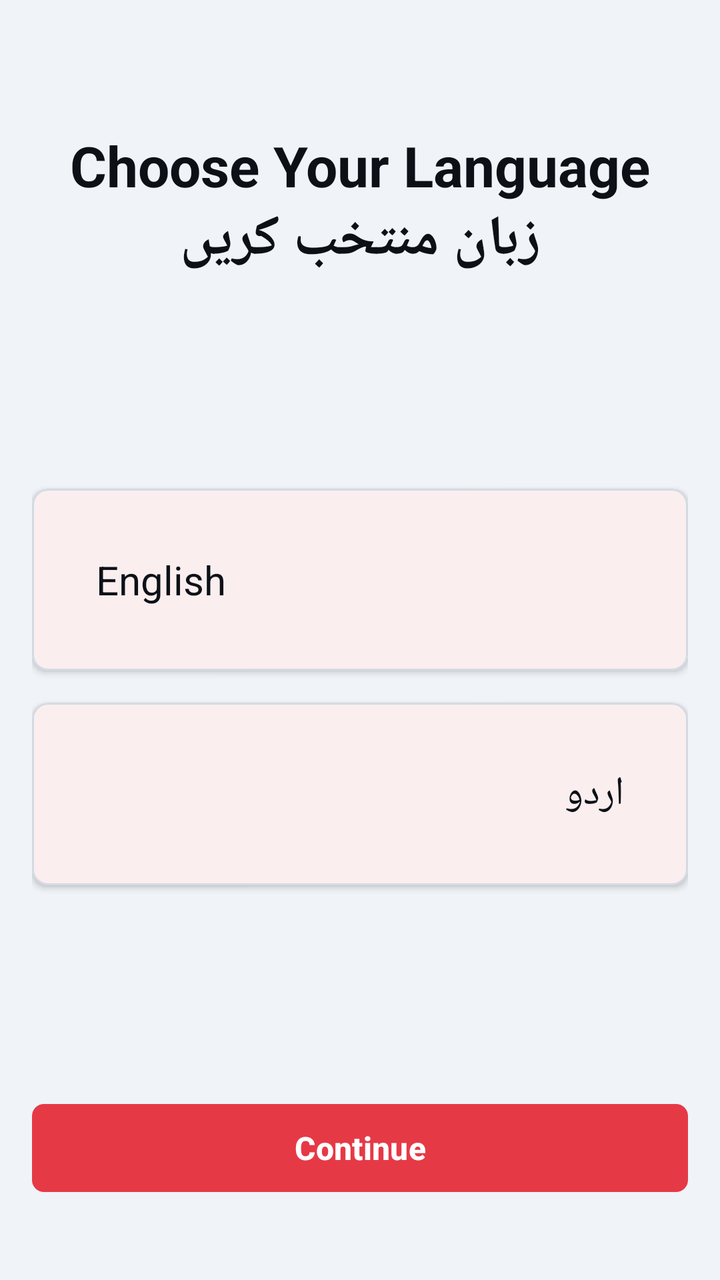
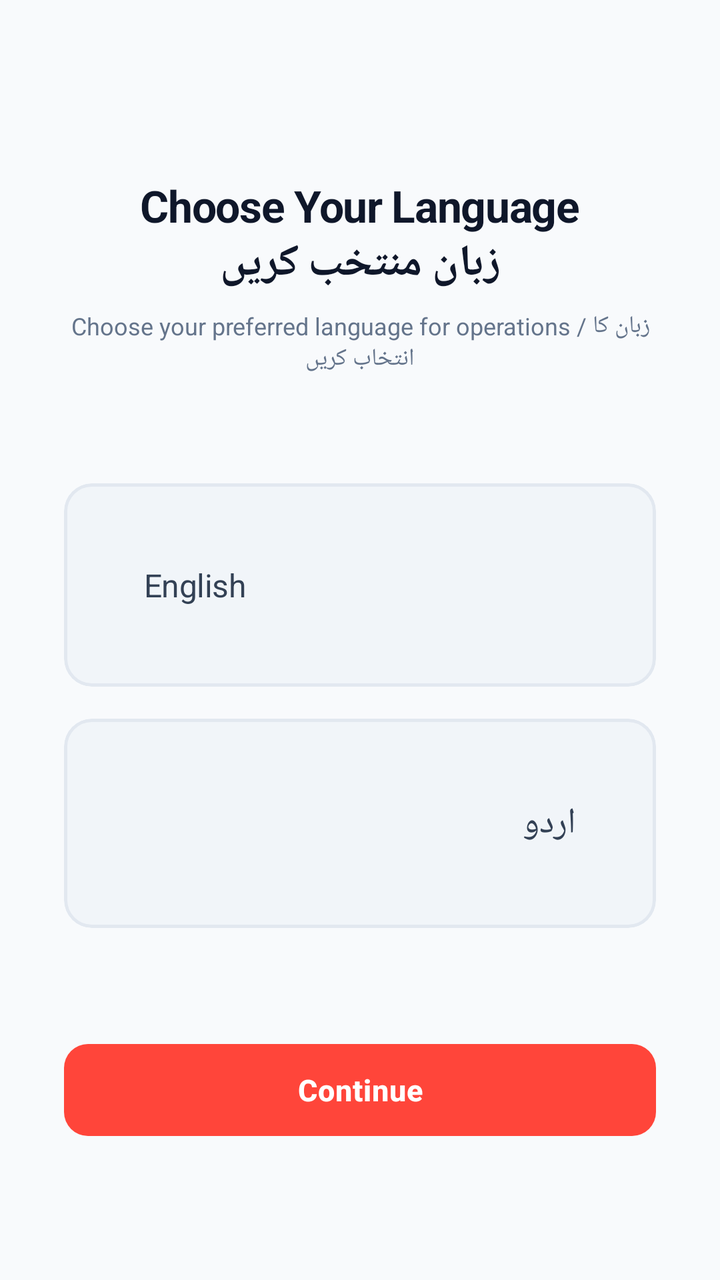

Screens rendered from an Android XML layout before and after an edit, with the pre-edit source and the edit as a unified diff.
<!-- AndroidManifest.xml: application theme Theme.NISHAAN -->
<!-- res/layout/fragment_language_select.xml -->
<?xml version="1.0" encoding="utf-8"?>
<LinearLayout xmlns:android="http://schemas.android.com/apk/res/android"
    xmlns:app="http://schemas.android.com/apk/res-auto"
    android:layout_width="match_parent"
    android:layout_height="match_parent"
    android:background="?attr/android:colorBackground"
    android:orientation="vertical"
    android:padding="@dimen/spacing_md">

    <TextView
        android:layout_width="match_parent"
        android:layout_height="wrap_content"
        android:layout_marginTop="@dimen/spacing_xxl"
        android:gravity="center"
        android:text="@string/language_select_title"
        style="@style/TextDisplay" />

    <LinearLayout
        android:layout_width="match_parent"
        android:layout_height="0dp"
        android:layout_weight="1"
        android:gravity="center"
        android:orientation="vertical"
        android:paddingVertical="@dimen/spacing_lg">

        <com.google.android.material.card.MaterialCardView
            android:id="@+id/cardEnglish"
            style="@style/NishaanCard"
            android:layout_width="match_parent"
            android:layout_height="wrap_content"
            android:layout_marginBottom="@dimen/spacing_md"
            android:clickable="true"
            android:focusable="true">
            <LinearLayout
                android:layout_width="match_parent"
                android:layout_height="wrap_content"
                android:gravity="center_vertical"
                android:orientation="horizontal"
                android:padding="@dimen/spacing_md">
                <TextView
                    android:layout_width="0dp"
                    android:layout_height="wrap_content"
                    android:layout_weight="1"
                    android:text="@string/language_english"
                    style="@style/TextHeadline" />
                <ImageView
                    android:id="@+id/checkEnglish"
                    android:layout_width="@dimen/dimen_icon_default"
                    android:layout_height="@dimen/dimen_icon_default"
                    android:src="@android:drawable/checkbox_on_background"
                    android:visibility="gone"
                    android:contentDescription="@null" />
            </LinearLayout>
        </com.google.android.material.card.MaterialCardView>

        <com.google.android.material.card.MaterialCardView
            android:id="@+id/cardUrdu"
            style="@style/NishaanCard"
            android:layout_width="match_parent"
            android:layout_height="wrap_content"
            android:clickable="true"
            android:focusable="true">
            <LinearLayout
                android:layout_width="match_parent"
                android:layout_height="wrap_content"
                android:gravity="center_vertical"
                android:orientation="horizontal"
                android:padding="@dimen/spacing_md">
                <TextView
                    android:layout_width="0dp"
                    android:layout_height="wrap_content"
                    android:layout_weight="1"
                    android:text="@string/language_urdu"
                    style="@style/TextHeadline" />
                <ImageView
                    android:id="@+id/checkUrdu"
                    android:layout_width="@dimen/dimen_icon_default"
                    android:layout_height="@dimen/dimen_icon_default"
                    android:src="@android:drawable/checkbox_on_background"
                    android:visibility="gone"
                    android:contentDescription="@null" />
            </LinearLayout>
        </com.google.android.material.card.MaterialCardView>
    </LinearLayout>

    <com.google.android.material.button.MaterialButton
        android:id="@+id/btnContinue"
        style="@style/PrimaryButton"
        android:layout_width="match_parent"
        android:layout_height="wrap_content"
        android:layout_marginBottom="@dimen/spacing_lg"
        android:enabled="false"
        android:text="@string/btn_continue" />
</LinearLayout>
<!-- resources referenced by this layout -->
<resources>
  <dimen name="dimen_icon_default">24dp</dimen>
  <dimen name="spacing_lg">24dp</dimen>
  <dimen name="spacing_md">16dp</dimen>
  <dimen name="spacing_xxl">48dp</dimen>
  <string name="btn_continue">Continue</string>
  <string name="language_english">English</string>
  <string name="language_select_title">Choose Your Language\nزبان منتخب کریں</string>
  <string name="language_urdu">اردو</string>
  <style name="NishaanCard" parent="Widget.Material3.CardView.Filled">
          <item name="cardBackgroundColor">?attr/colorSurface</item>
          <item name="cardCornerRadius">@dimen/dimen_card_corner_radius</item>
          <item name="cardElevation">@dimen/dimen_card_elevation</item>
          <item name="strokeWidth">@dimen/dimen_card_stroke_width</item>
          <item name="strokeColor">?attr/colorOutlineVariant</item>
          <item name="contentPadding">@dimen/dimen_card_padding</item>
      </style>
  <style name="PrimaryButton" parent="Widget.Material3.Button">
          <item name="backgroundTint">@color/color_primary</item>
          <item name="android:textColor">@color/white</item>
          <item name="android:textSize">16sp</item>
          <item name="android:textStyle">bold</item>
          <item name="cornerRadius">@dimen/dimen_button_corner_radius</item>
          <item name="android:minHeight">@dimen/dimen_button_height</item>
          <item name="elevation">0dp</item>
      </style>
  <style name="TextDisplay">
          <item name="android:textSize">28sp</item>
          <item name="android:textStyle">bold</item>
          <item name="android:textColor">?attr/colorOnBackground</item>
      </style>
  <style name="TextHeadline">
          <item name="android:textSize">20sp</item>
          <item name="android:textFontWeight">600</item>
          <item name="android:textColor">?attr/colorOnBackground</item>
      </style>
  <style name="Theme.NISHAAN" parent="Base.Theme.NISHAAN" />
  <dimen name="dimen_card_corner_radius">8dp</dimen>
  <dimen name="dimen_card_elevation">2dp</dimen>
  <dimen name="dimen_card_stroke_width">1dp</dimen>
  <dimen name="dimen_card_padding">16dp</dimen>
  <color name="color_primary">#E63946</color>
  <color name="white">#FFFFFFFF</color>
  <dimen name="dimen_button_corner_radius">6dp</dimen>
  <dimen name="dimen_button_height">52dp</dimen>
  <style name="Base.Theme.NISHAAN" parent="Theme.Material3.Light.NoActionBar">
          <item name="colorPrimary">@color/color_primary_light</item>
          <item name="colorOnPrimary">@color/white</item>
          <item name="colorPrimaryContainer">@color/color_primary</item>
          <item name="android:colorBackground">@color/color_background_light</item>
          <item name="colorOnBackground">@color/color_on_background_light</item>
          <item name="colorSurface">@color/color_surface_light</item>
          <item name="colorOnSurface">@color/color_on_surface_light</item>
          <item name="colorSurfaceVariant">@color/color_surface_variant_light</item>
          <item name="colorOnSurfaceVariant">@color/color_on_surface_muted_light</item>
          <item name="colorOutlineVariant">@color/color_divider_light</item>
          <item name="android:statusBarColor">@color/color_background_light</item>
          <item name="android:navigationBarColor">@color/color_surface_light</item>
      </style>
  <color name="color_primary_light">#C1121F</color>
  <color name="color_background_light">#F0F4F8</color>
  <color name="color_on_background_light">#0D1117</color>
  <color name="color_surface_light">#FFFFFF</color>
  <color name="color_on_surface_light">#3D4A5C</color>
  <color name="color_surface_variant_light">#E8ECF0</color>
  <color name="color_on_surface_muted_light">#8894A6</color>
  <color name="color_divider_light">#D4DAE2</color>
</resources>

<!-- the commit's change to res/layout/fragment_language_select.xml (unified diff, before → after) -->
@@ -5,78 +5,113 @@
     android:layout_height="match_parent"
     android:background="?attr/android:colorBackground"
     android:orientation="vertical"
-    android:padding="@dimen/spacing_md">
+    android:paddingHorizontal="@dimen/spacing_xl"
+    android:paddingVertical="@dimen/spacing_xxl">
 
     <TextView
         android:layout_width="match_parent"
         android:layout_height="wrap_content"
-        android:layout_marginTop="@dimen/spacing_xxl"
+        android:layout_marginTop="40dp"
         android:gravity="center"
         android:text="@string/language_select_title"
+        android:textSize="22sp"
+        android:letterSpacing="-0.02"
         style="@style/TextDisplay" />
+
+    <TextView
+        android:layout_width="match_parent"
+        android:layout_height="wrap_content"
+        android:layout_marginTop="8dp"
+        android:gravity="center"
+        android:text="Choose your preferred language for operations / زبان کا انتخاب کریں"
+        android:textColor="?attr/colorOnSurfaceVariant"
+        android:textSize="12sp" />
 
     <LinearLayout
         android:layout_width="match_parent"
         android:layout_height="0dp"
         android:layout_weight="1"
         android:gravity="center"
-        android:orientation="vertical"
-        android:paddingVertical="@dimen/spacing_lg">
+        android:orientation="vertical">
 
+        
         <com.google.android.material.card.MaterialCardView
             android:id="@+id/cardEnglish"
             style="@style/NishaanCard"
             android:layout_width="match_parent"
             android:layout_height="wrap_content"
             android:layout_marginBottom="@dimen/spacing_md"
+            app:cardCornerRadius="14dp"
+            app:strokeWidth="1.5dp"
+            app:strokeColor="?attr/colorOutlineVariant"
+            app:cardElevation="0dp"
             android:clickable="true"
             android:focusable="true">
+
             <LinearLayout
                 android:layout_width="match_parent"
                 android:layout_height="wrap_content"
                 android:gravity="center_vertical"
                 android:orientation="horizontal"
-                android:padding="@dimen/spacing_md">
+                android:padding="@dimen/spacing_lg">
+
                 <TextView
                     android:layout_width="0dp"
                     android:layout_height="wrap_content"
                     android:layout_weight="1"
                     android:text="@string/language_english"
+                    android:textSize="16sp"
+                    android:textStyle="bold"
+                    android:textColor="?attr/colorOnSurface"
                     style="@style/TextHeadline" />
+
                 <ImageView
                     android:id="@+id/checkEnglish"
-                    android:layout_width="@dimen/dimen_icon_default"
-                    android:layout_height="@dimen/dimen_icon_default"
+                    android:layout_width="22dp"
+                    android:layout_height="22dp"
                     android:src="@android:drawable/checkbox_on_background"
+                    app:tint="?attr/colorPrimary"
                     android:visibility="gone"
                     android:contentDescription="@null" />
             </LinearLayout>
         </com.google.android.material.card.MaterialCardView>
 
+        
         <com.google.android.material.card.MaterialCardView
             android:id="@+id/cardUrdu"
             style="@style/NishaanCard"
             android:layout_width="match_parent"
             android:layout_height="wrap_content"
+            app:cardCornerRadius="14dp"
+            app:strokeWidth="1.5dp"
+            app:strokeColor="?attr/colorOutlineVariant"
+            app:cardElevation="0dp"
             android:clickable="true"
             android:focusable="true">
+
             <LinearLayout
                 android:layout_width="match_parent"
                 android:layout_height="wrap_content"
                 android:gravity="center_vertical"
                 android:orientation="horizontal"
-                android:padding="@dimen/spacing_md">
+                android:padding="@dimen/spacing_lg">
+
                 <TextView
                     android:layout_width="0dp"
                     android:layout_height="wrap_content"
                     android:layout_weight="1"
                     android:text="@string/language_urdu"
+                    android:textSize="18sp"
+                    android:textStyle="bold"
+                    android:textColor="?attr/colorOnSurface"
                     style="@style/TextHeadline" />
+
                 <ImageView
                     android:id="@+id/checkUrdu"
-                    android:layout_width="@dimen/dimen_icon_default"
-                    android:layout_height="@dimen/dimen_icon_default"
+                    android:layout_width="22dp"
+                    android:layout_height="22dp"
                     android:src="@android:drawable/checkbox_on_background"
+                    app:tint="?attr/colorPrimary"
                     android:visibility="gone"
                     android:contentDescription="@null" />
             </LinearLayout>
@@ -88,7 +123,7 @@
         style="@style/PrimaryButton"
         android:layout_width="match_parent"
         android:layout_height="wrap_content"
-        android:layout_marginBottom="@dimen/spacing_lg"
+        android:layout_marginBottom="20dp"
         android:enabled="false"
         android:text="@string/btn_continue" />
 </LinearLayout>
<!-- resource entries referenced after the edit -->
@@ -1,17 +1,17 @@
 <!-- resources referenced by this layout -->
 <resources>
-  <dimen name="dimen_icon_default">24dp</dimen>
   <dimen name="spacing_lg">24dp</dimen>
   <dimen name="spacing_md">16dp</dimen>
+  <dimen name="spacing_xl">32dp</dimen>
   <dimen name="spacing_xxl">48dp</dimen>
   <string name="btn_continue">Continue</string>
   <string name="language_english">English</string>
   <string name="language_select_title">Choose Your Language\nزبان منتخب کریں</string>
   <string name="language_urdu">اردو</string>
   <style name="NishaanCard" parent="Widget.Material3.CardView.Filled">
-          <item name="cardBackgroundColor">?attr/colorSurface</item>
+          <item name="cardBackgroundColor">?attr/colorSurfaceVariant</item>
           <item name="cardCornerRadius">@dimen/dimen_card_corner_radius</item>
-          <item name="cardElevation">@dimen/dimen_card_elevation</item>
+          <item name="cardElevation">0dp</item>
           <item name="strokeWidth">@dimen/dimen_card_stroke_width</item>
           <item name="strokeColor">?attr/colorOutlineVariant</item>
           <item name="contentPadding">@dimen/dimen_card_padding</item>
@@ -19,31 +19,33 @@
   <style name="PrimaryButton" parent="Widget.Material3.Button">
           <item name="backgroundTint">@color/color_primary</item>
           <item name="android:textColor">@color/white</item>
-          <item name="android:textSize">16sp</item>
+          <item name="android:textSize">15sp</item>
           <item name="android:textStyle">bold</item>
           <item name="cornerRadius">@dimen/dimen_button_corner_radius</item>
           <item name="android:minHeight">@dimen/dimen_button_height</item>
+          <item name="android:letterSpacing">0.02</item>
           <item name="elevation">0dp</item>
       </style>
   <style name="TextDisplay">
-          <item name="android:textSize">28sp</item>
+          <item name="android:textSize">30sp</item>
           <item name="android:textStyle">bold</item>
           <item name="android:textColor">?attr/colorOnBackground</item>
+          <item name="android:letterSpacing">-0.02</item>
       </style>
   <style name="TextHeadline">
-          <item name="android:textSize">20sp</item>
+          <item name="android:textSize">18sp</item>
           <item name="android:textFontWeight">600</item>
           <item name="android:textColor">?attr/colorOnBackground</item>
+          <item name="android:letterSpacing">-0.01</item>
       </style>
   <style name="Theme.NISHAAN" parent="Base.Theme.NISHAAN" />
-  <dimen name="dimen_card_corner_radius">8dp</dimen>
-  <dimen name="dimen_card_elevation">2dp</dimen>
+  <dimen name="dimen_card_corner_radius">12dp</dimen>
   <dimen name="dimen_card_stroke_width">1dp</dimen>
   <dimen name="dimen_card_padding">16dp</dimen>
-  <color name="color_primary">#E63946</color>
+  <color name="color_primary">#FF453A</color>
   <color name="white">#FFFFFFFF</color>
-  <dimen name="dimen_button_corner_radius">6dp</dimen>
-  <dimen name="dimen_button_height">52dp</dimen>
+  <dimen name="dimen_button_corner_radius">12dp</dimen>
+  <dimen name="dimen_button_height">54dp</dimen>
   <style name="Base.Theme.NISHAAN" parent="Theme.Material3.Light.NoActionBar">
           <item name="colorPrimary">@color/color_primary_light</item>
           <item name="colorOnPrimary">@color/white</item>
@@ -58,13 +60,13 @@
           <item name="android:statusBarColor">@color/color_background_light</item>
           <item name="android:navigationBarColor">@color/color_surface_light</item>
       </style>
-  <color name="color_primary_light">#C1121F</color>
-  <color name="color_background_light">#F0F4F8</color>
-  <color name="color_on_background_light">#0D1117</color>
+  <color name="color_primary_light">#D9382F</color>
+  <color name="color_background_light">#F8FAFC</color>
+  <color name="color_on_background_light">#0F172A</color>
   <color name="color_surface_light">#FFFFFF</color>
-  <color name="color_on_surface_light">#3D4A5C</color>
-  <color name="color_surface_variant_light">#E8ECF0</color>
-  <color name="color_on_surface_muted_light">#8894A6</color>
-  <color name="color_divider_light">#D4DAE2</color>
+  <color name="color_on_surface_light">#334155</color>
+  <color name="color_surface_variant_light">#F1F5F9</color>
+  <color name="color_on_surface_muted_light">#64748B</color>
+  <color name="color_divider_light">#E2E8F0</color>
 </resources>
 
